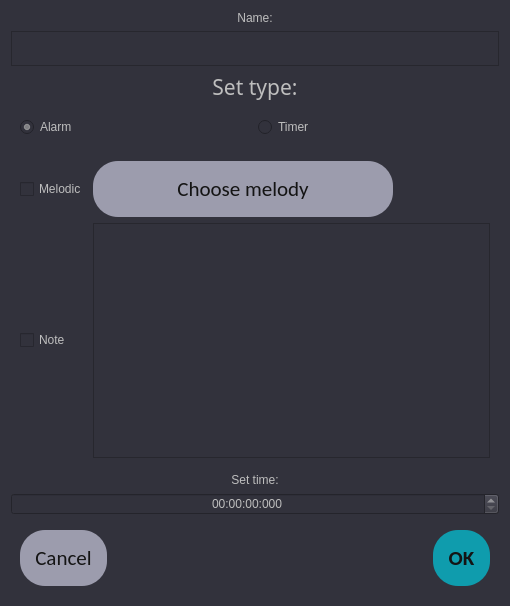
The window that Timer/timersetter.ui (WAG13/Timer-Qt) describes before a commit, drawn with Qt 5.
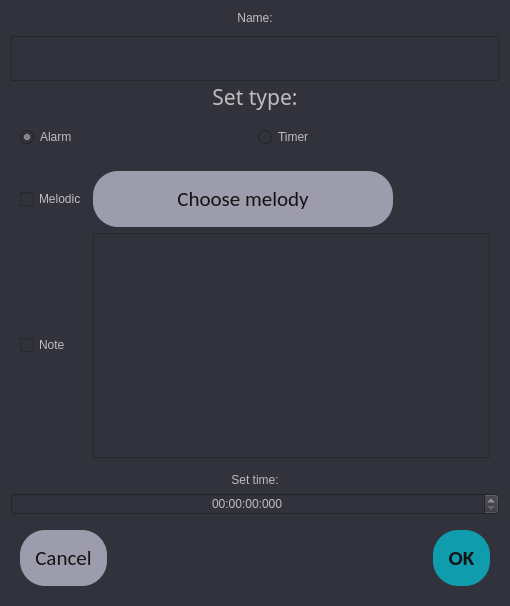
The same window after the commit. Icons and pictures are not drawn.

Patch:
```diff
--- a/Timer/timersetter.ui
+++ b/Timer/timersetter.ui
@@ -44,12 +44,31 @@
      </item>
      <item>
       <widget class="QPlainTextEdit" name="plainTextEdit">
+       <property name="minimumSize">
+        <size>
+         <width>0</width>
+         <height>45</height>
+        </size>
+       </property>
        <property name="maximumSize">
         <size>
          <width>16777215</width>
          <height>35</height>
         </size>
        </property>
+       <property name="styleSheet">
+        <string notr="true">color: rgb(190, 190, 190);
+font: 25 16pt &quot;Calibri Light&quot;;</string>
+       </property>
+       <property name="verticalScrollBarPolicy">
+        <enum>Qt::ScrollBarAlwaysOff</enum>
+       </property>
+       <property name="horizontalScrollBarPolicy">
+        <enum>Qt::ScrollBarAlwaysOff</enum>
+       </property>
+       <property name="sizeAdjustPolicy">
+        <enum>QAbstractScrollArea::AdjustIgnored</enum>
+       </property>
        <property name="lineWrapMode">
         <enum>QPlainTextEdit::WidgetWidth</enum>
        </property>
@@ -182,7 +201,12 @@
          </widget>
         </item>
         <item row="1" column="1">
-         <widget class="QTextEdit" name="textEdit"/>
+         <widget class="QTextEdit" name="textEdit">
+          <property name="styleSheet">
+           <string notr="true">color: rgb(190, 190, 190);
+font: 25 16pt &quot;Calibri Light&quot;;</string>
+          </property>
+         </widget>
         </item>
        </layout>
       </widget>
```
